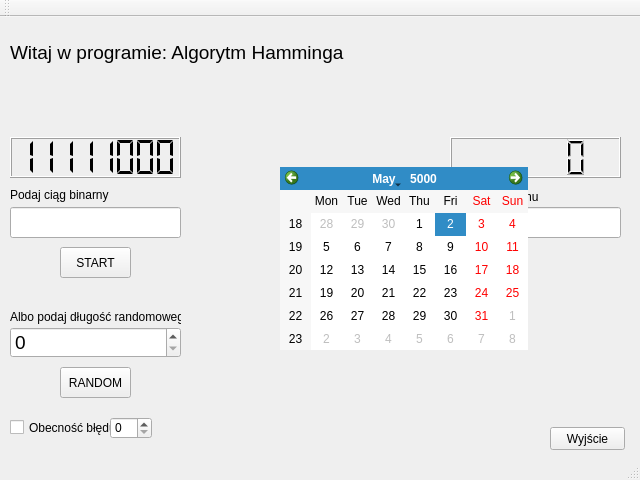
Amicookie/SOB-HammingCode, file Hamming/mainwindow.ui: the form before one commit.
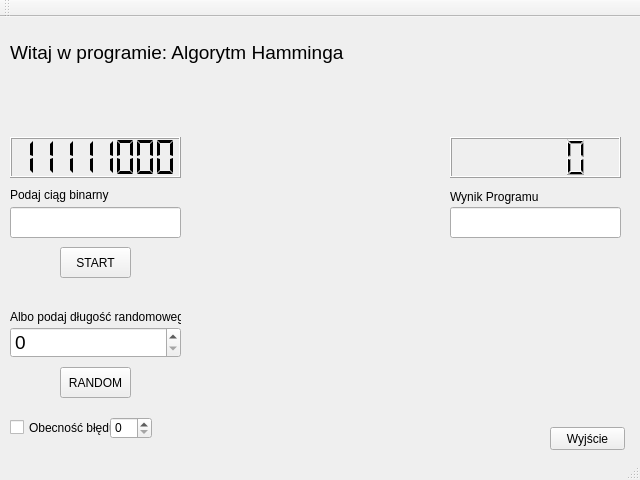
The form after the commit. Icons and pictures are not drawn.

Diff of the .ui file:
```diff
--- a/Hamming/mainwindow.ui
+++ b/Hamming/mainwindow.ui
@@ -237,23 +237,6 @@
      <pixmap>../build-Hamming-Desktop_Qt_5_6_2_MinGW_32bit-Debug/Hamming.png</pixmap>
     </property>
    </widget>
-   <widget class="QCalendarWidget" name="calendarWidget">
-    <property name="geometry">
-     <rect>
-      <x>280</x>
-      <y>150</y>
-      <width>248</width>
-      <height>183</height>
-     </rect>
-    </property>
-    <property name="selectedDate">
-     <date>
-      <year>5000</year>
-      <month>5</month>
-      <day>2</day>
-     </date>
-    </property>
-   </widget>
   </widget>
   <widget class="QMenuBar" name="menuBar">
    <property name="geometry">
```
